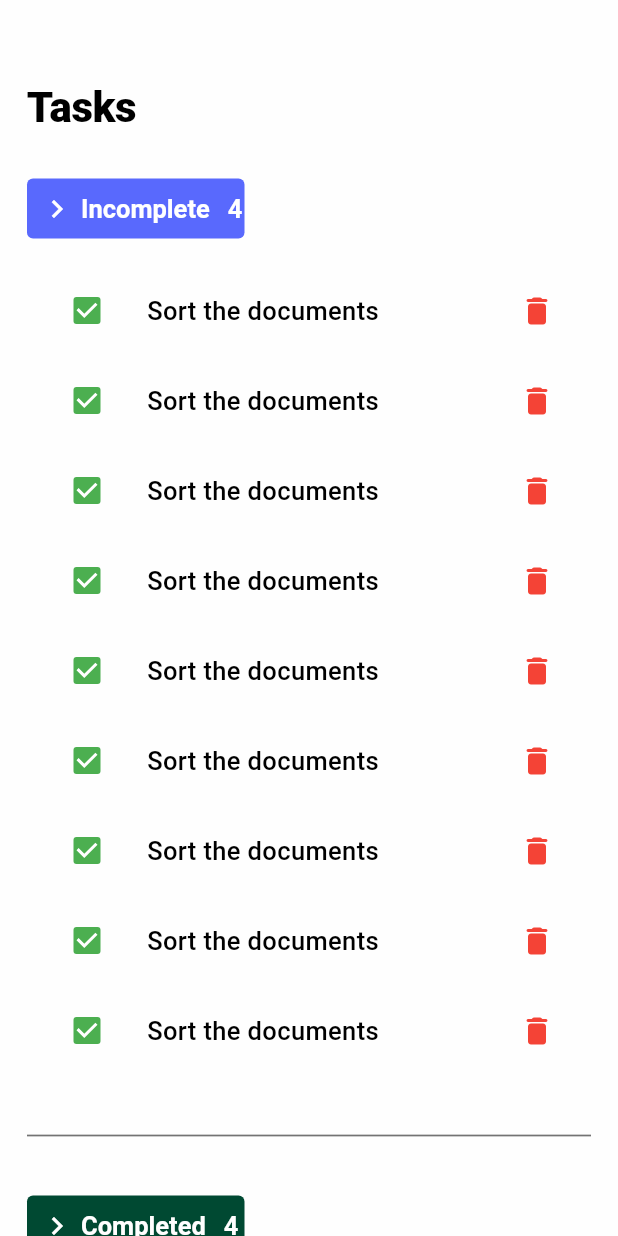
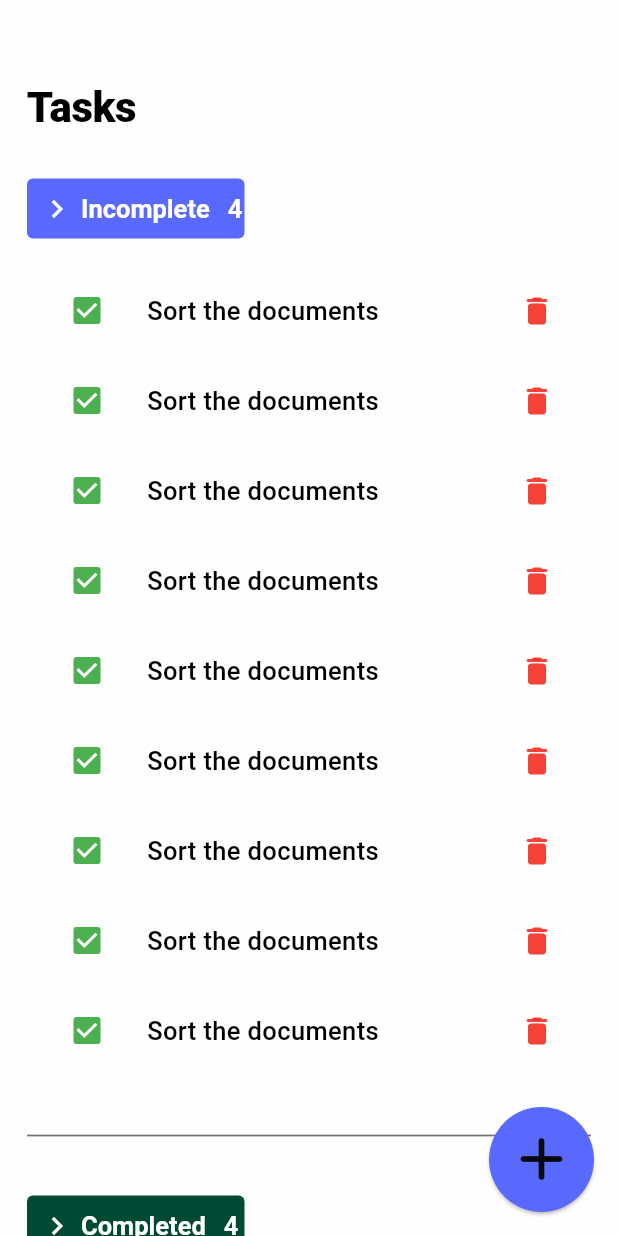
Before and after one commit to TaylorOkis/taskify, a Flutter app: the screen it shows after launch, on a phone screen of 412 x 824 dp. Run offline on Flutter 3.47's test engine with Material 3 defaults, Android fonts, the phone set to English and light mode, and no system bars.

Commit message:
Add FloatingActionButton

```diff
--- a/lib/UI/screens/home_screen.dart
+++ b/lib/UI/screens/home_screen.dart
@@ -2,6 +2,7 @@ import 'package:flutter/material.dart';
 
 import '../../utils/constants/colors.dart';
 import '../../utils/constants/sizes.dart';
+import '../widgets/custom_floating_action_button.dart';
 import '../widgets/section_header.dart';
 import '../widgets/task_list.dart';
 
@@ -13,12 +14,11 @@ class HomeScreen extends StatefulWidget {
 }
 
 class _HomeScreenState extends State<HomeScreen> {
-  bool? isChecked = false;
-
   @override
   Widget build(BuildContext context) {
     return Scaffold(
       backgroundColor: Theme.of(context).colorScheme.surface,
+      floatingActionButton: const CustomFloatingActionButton(),
       body: SafeArea(
         child: SingleChildScrollView(
           child: Padding(
--- /dev/null
+++ b/lib/UI/widgets/custom_floating_action_button.dart
@@ -0,0 +1,31 @@
+import 'package:flutter/material.dart';
+
+import '../../utils/constants/colors.dart';
+import '../../utils/constants/sizes.dart';
+
+class CustomFloatingActionButton extends StatelessWidget {
+  const CustomFloatingActionButton({
+    super.key,
+  });
+
+  @override
+  Widget build(BuildContext context) {
+    return SizedBox(
+      height: 70,
+      width: 70,
+      child: FittedBox(
+        child: FloatingActionButton(
+          onPressed: () {},
+          backgroundColor: TaskifyColors.primaryColor,
+          foregroundColor: TaskifyColors.darkBackgroundColor,
+          elevation: 1,
+          shape: const CircleBorder(),
+          child: const Icon(
+            Icons.add_rounded,
+            size: TaskifySizes.xsLarge * 1.2,
+          ),
+        ),
+      ),
+    );
+  }
+}
--- a/lib/utils/theme/custom/color_scheme.dart
+++ b/lib/utils/theme/custom/color_scheme.dart
@@ -12,7 +12,7 @@ class TaskifyColorScheme {
     tertiary: TaskifyColors.tertiaryColor,
   );
 
-  static const ColorScheme darkColorScheme = ColorScheme.light(
+  static const ColorScheme darkColorScheme = ColorScheme.dark(
     surface: TaskifyColors.darkBackgroundColor,
     primary: TaskifyColors.primaryColor,
     secondary: TaskifyColors.secondaryColor,
--- a/lib/utils/theme/theme.dart
+++ b/lib/utils/theme/theme.dart
@@ -1,4 +1,5 @@
 import 'package:flutter/material.dart';
+import 'package:taskify/utils/theme/custom/floating_action_button.dart';
 
 import 'custom/checbox.dart';
 import 'custom/color_scheme.dart';
```
